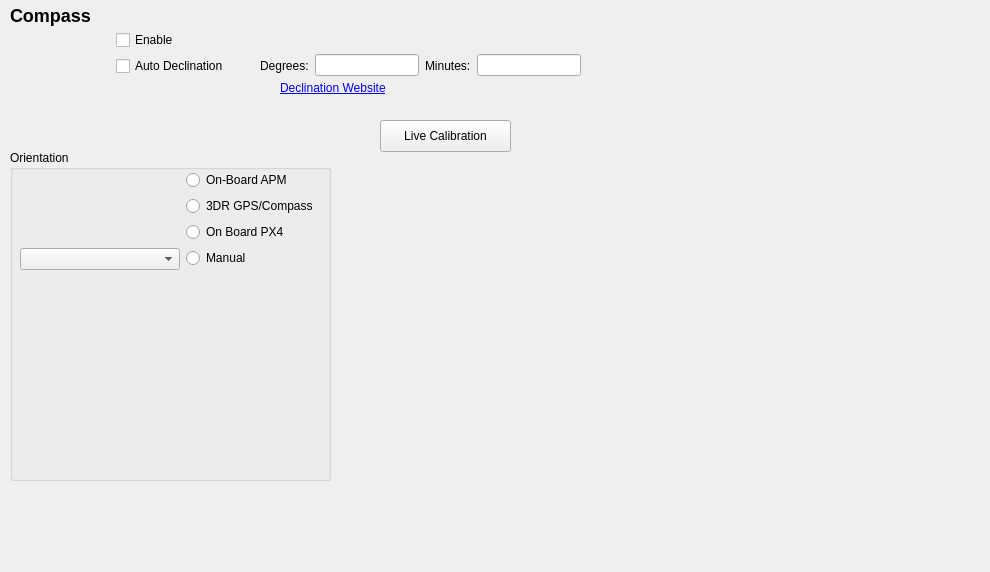
The window that src/ui/configuration/CompassConfig.ui (ArduPilot/apm_planner) describes before a commit, drawn with Qt 5.
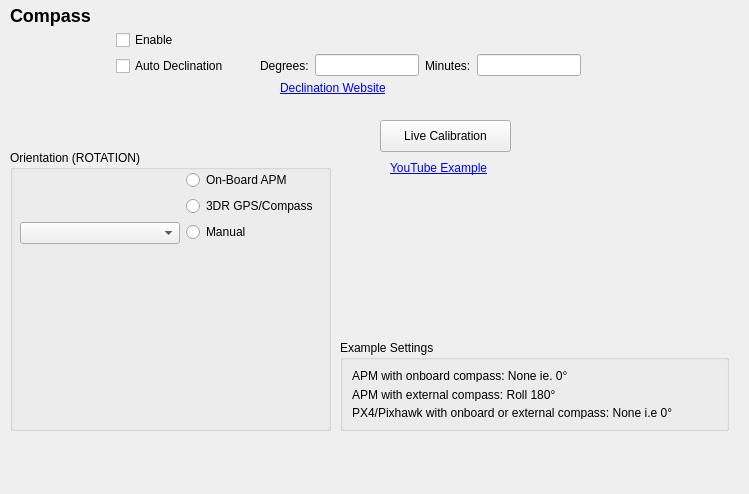
The same window after the commit. Icons and pictures are not drawn.

Commit message: Fixes compass layout to accommodate PX4/Pixhawk auto detection on compass orientation

The edit to the form file:
```diff
--- a/src/ui/configuration/CompassConfig.ui
+++ b/src/ui/configuration/CompassConfig.ui
@@ -6,8 +6,8 @@
    <rect>
     <x>0</x>
     <y>0</y>
-    <width>990</width>
-    <height>572</height>
+    <width>749</width>
+    <height>494</height>
    </rect>
   </property>
   <property name="windowTitle">
@@ -142,19 +142,19 @@
      <x>10</x>
      <y>150</y>
      <width>321</width>
-     <height>331</height>
+     <height>281</height>
     </rect>
    </property>
    <property name="title">
-    <string>Orientation</string>
+    <string>Orientation (ROTATION)</string>
    </property>
    <widget class="QWidget" name="formLayoutWidget">
     <property name="geometry">
      <rect>
       <x>10</x>
       <y>20</y>
-      <width>301</width>
-      <height>301</height>
+      <width>306</width>
+      <height>251</height>
      </rect>
     </property>
     <layout class="QFormLayout" name="formLayout">
@@ -219,14 +219,7 @@
        </property>
       </widget>
      </item>
-     <item row="4" column="1">
-      <widget class="QRadioButton" name="onBoardPX4Button">
-       <property name="text">
-        <string>On Board PX4</string>
-       </property>
-      </widget>
-     </item>
-     <item row="5" column="0">
+     <item row="4" column="0">
       <widget class="QComboBox" name="orientationComboBox">
        <property name="minimumSize">
         <size>
@@ -242,38 +235,13 @@
        </property>
       </widget>
      </item>
-     <item row="5" column="1">
+     <item row="4" column="1">
       <widget class="QRadioButton" name="manualOrientationButton">
        <property name="text">
         <string>Manual</string>
        </property>
       </widget>
      </item>
-     <item row="4" column="0">
-      <widget class="QLabel" name="px4Label">
-       <property name="sizePolicy">
-        <sizepolicy hsizetype="Fixed" vsizetype="Preferred">
-         <horstretch>0</horstretch>
-         <verstretch>0</verstretch>
-        </sizepolicy>
-       </property>
-       <property name="maximumSize">
-        <size>
-         <width>100</width>
-         <height>73</height>
-        </size>
-       </property>
-       <property name="text">
-        <string/>
-       </property>
-       <property name="pixmap">
-        <pixmap resource="../../../qgroundcontrol.qrc">:/files/ardupilotmega/images/px4.jpg</pixmap>
-       </property>
-       <property name="scaledContents">
-        <bool>true</bool>
-       </property>
-      </widget>
-     </item>
     </layout>
    </widget>
   </widget>
@@ -296,6 +264,58 @@
     <string>Live Calibration</string>
    </property>
   </widget>
+  <widget class="QLabel" name="label_9">
+   <property name="geometry">
+    <rect>
+     <x>390</x>
+     <y>160</y>
+     <width>114</width>
+     <height>16</height>
+    </rect>
+   </property>
+   <property name="text">
+    <string>&lt;a href=&quot;https://www.youtube.com/watch?v=DmsueBS0J3E&quot;&gt;YouTube Example&lt;/a&gt;</string>
+   </property>
+   <property name="openExternalLinks">
+    <bool>true</bool>
+   </property>
+  </widget>
+  <widget class="QGroupBox" name="Examples">
+   <property name="geometry">
+    <rect>
+     <x>340</x>
+     <y>340</y>
+     <width>389</width>
+     <height>91</height>
+    </rect>
+   </property>
+   <property name="title">
+    <string>Example Settings</string>
+   </property>
+   <layout class="QVBoxLayout" name="verticalLayout_2">
+    <item>
+     <widget class="QLabel" name="label_5">
+      <property name="text">
+       <string>APM with onboard compass: None ie. 0°</string>
+      </property>
+     </widget>
+    </item>
+    <item>
+     <widget class="QLabel" name="label_6">
+      <property name="text">
+       <string>APM with external compass: Roll 180° </string>
+      </property>
+     </widget>
+    </item>
+    <item>
+     <widget class="QLabel" name="label_8">
+      <property name="text">
+       <string>PX4/Pixhawk with onboard or external compass: None i.e 0°</string>
+      </property>
+     </widget>
+    </item>
+   </layout>
+  </widget>
  </widget>
  <resources>
   <include location="../../../qgroundcontrol.qrc"/>
```
The commit also changes 1 other file.
